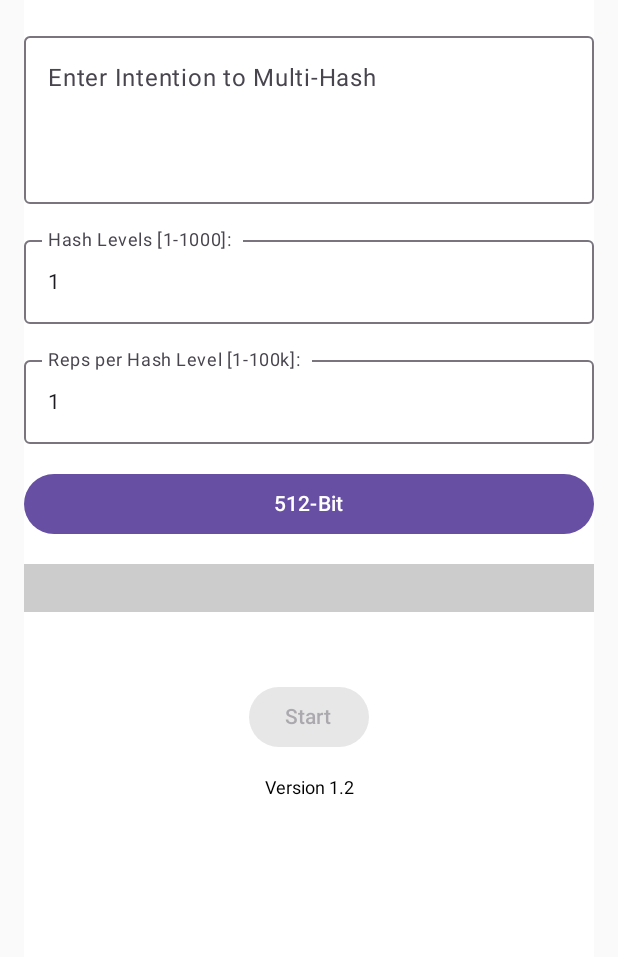
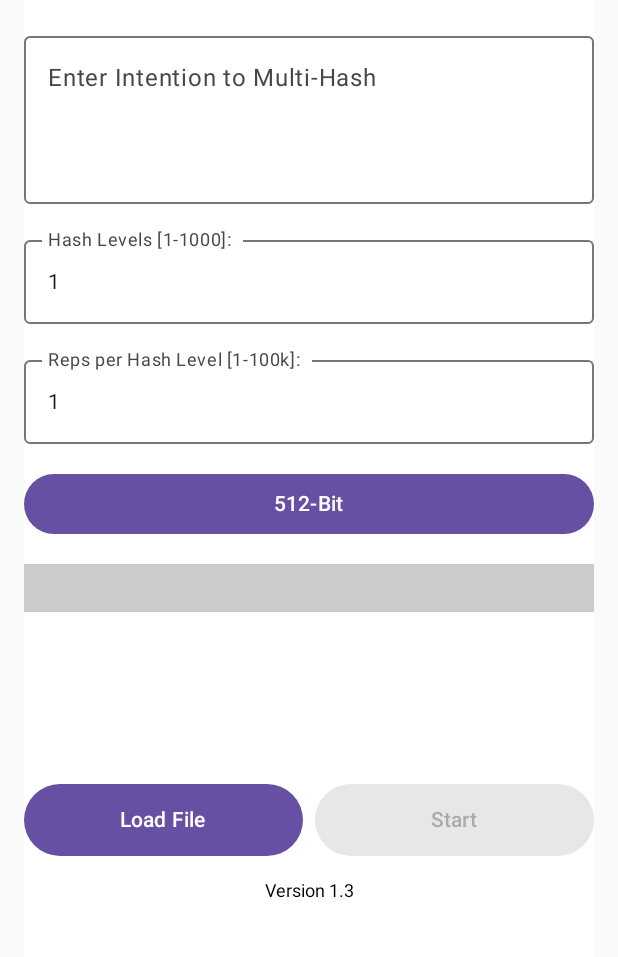
Before and after one commit to tsweet77/multihasher-android, an Android app built with Jetpack Compose: the screen it shows after launch (MainActivity), on a phone screen of 412 x 824 dp, the part 59-1016 px from its top. Run offline under Robolectric (Android 15) with nearby library versions, the phone set to English and light mode, and no system bars.

Commit message:
Updated to v1.3

```diff
--- a/Sourcecode/app/build.gradle.kts
+++ b/Sourcecode/app/build.gradle.kts
@@ -11,8 +11,8 @@ android {
         applicationId = "com.intentionrepeater.multihasher"
         minSdk = 21
         targetSdk = 34
-        versionCode = 3
-        versionName = "1.2"
+        versionCode = 4
+        versionName = "1.3"
 
         testInstrumentationRunner = "androidx.test.runner.AndroidJUnitRunner"
         vectorDrawables {
--- a/Sourcecode/app/src/main/java/com/intentionrepeater/multihasher/MainActivity.kt
+++ b/Sourcecode/app/src/main/java/com/intentionrepeater/multihasher/MainActivity.kt
@@ -3,7 +3,9 @@ package com.intentionrepeater.multihasher
 import android.os.Bundle
 import android.widget.Toast
 import androidx.activity.ComponentActivity
+import androidx.activity.compose.rememberLauncherForActivityResult
 import androidx.activity.compose.setContent
+import androidx.activity.result.contract.ActivityResultContracts
 import androidx.compose.foundation.background
 import androidx.compose.foundation.clickable
 import androidx.compose.foundation.gestures.detectTapGestures
@@ -26,11 +28,13 @@ import androidx.compose.ui.text.input.TextFieldValue
 import androidx.compose.ui.unit.dp
 import androidx.compose.ui.unit.sp
 import kotlinx.coroutines.*
+//import kotlinx.coroutines.flow.internal.NoOpContinuation.context
 import java.math.BigInteger
 import java.security.MessageDigest
 import java.util.Locale
+//import kotlin.coroutines.jvm.internal.CompletedContinuation.context
 
-const val VERSION = "Version 1.2"
+const val VERSION = "Version 1.3"
 
 class MainActivity : ComponentActivity() {
     override fun onCreate(savedInstanceState: Bundle?) {
@@ -75,6 +79,22 @@ fun MultiHasherApp() {
         horizontalAlignment = Alignment.CenterHorizontally
     ) {
         Text("Multi-Hasher by Anthro Teacher", fontSize = 20.sp)
+
+        // Correct placement: File picker launcher inside a @Composable function
+        val filePickerLauncher = rememberLauncherForActivityResult(
+            contract = ActivityResultContracts.OpenDocument(),
+            onResult = { uri ->
+                uri?.let {
+                    val inputStream = context.contentResolver.openInputStream(it)
+                    inputStream?.let {
+                        val bytes = inputStream.readBytes()
+                        val hash = sha512(bytes.toString(Charsets.UTF_8))
+                        intentionText = TextFieldValue(intentionText.text + "\n" + hash)
+                        inputStream.close()
+                    }
+                }
+            }
+        )
 
         // Multiline Intention Box with 5 lines shown but allowing unlimited input
         OutlinedTextField(
@@ -149,9 +169,28 @@ fun MultiHasherApp() {
             maxLines = Int.MAX_VALUE // Allows wrapping if the hash is too long
         )
 
-        Text(statusLabel, fontSize = 12.sp)
+        Spacer(modifier = Modifier.height(16.dp))
 
-        // Start/Stop Button remains enabled
+        Text(statusLabel, fontSize = 16.sp)
+
+        Spacer(modifier = Modifier.height(16.dp))
+
+        Row(
+            modifier = Modifier.fillMaxWidth(),
+            horizontalArrangement = Arrangement.spacedBy(8.dp) // Adds space between buttons
+        ) {
+            // Load File Button on the left
+            Button(
+                onClick = { filePickerLauncher.launch(arrayOf("*/*")) },
+                enabled = !disableAllInputs,
+                modifier = Modifier
+                    .weight(1f) // Makes the button take equal width
+                    .height(48.dp)
+            ) {
+                Text("Load File")
+            }
+
+            // Start Button on the right
             Button(
                 onClick = {
                     if (isHashing) {
@@ -177,13 +216,17 @@ fun MultiHasherApp() {
                         }
                     }
                 },
-            enabled = isStartButtonEnabled,  // Button always enabled while toggling between Start/Stop
+                enabled = isStartButtonEnabled,
                 colors = ButtonDefaults.buttonColors(
                     containerColor = if (isHashing) Color.Red else Color.Green,
                     contentColor = Color.White
-            )
+                ),
+                modifier = Modifier
+                    .weight(1f) // Makes the button take equal width
+                    .height(48.dp)
             ) {
                 Text(if (isHashing) "Stop" else "Start")
+            }
         }
 
         // Add this line to display the version below the "Start" button
```
Also changed, not shown: 1 other file. Lines whose indentation alone changed are shown as unchanged.
